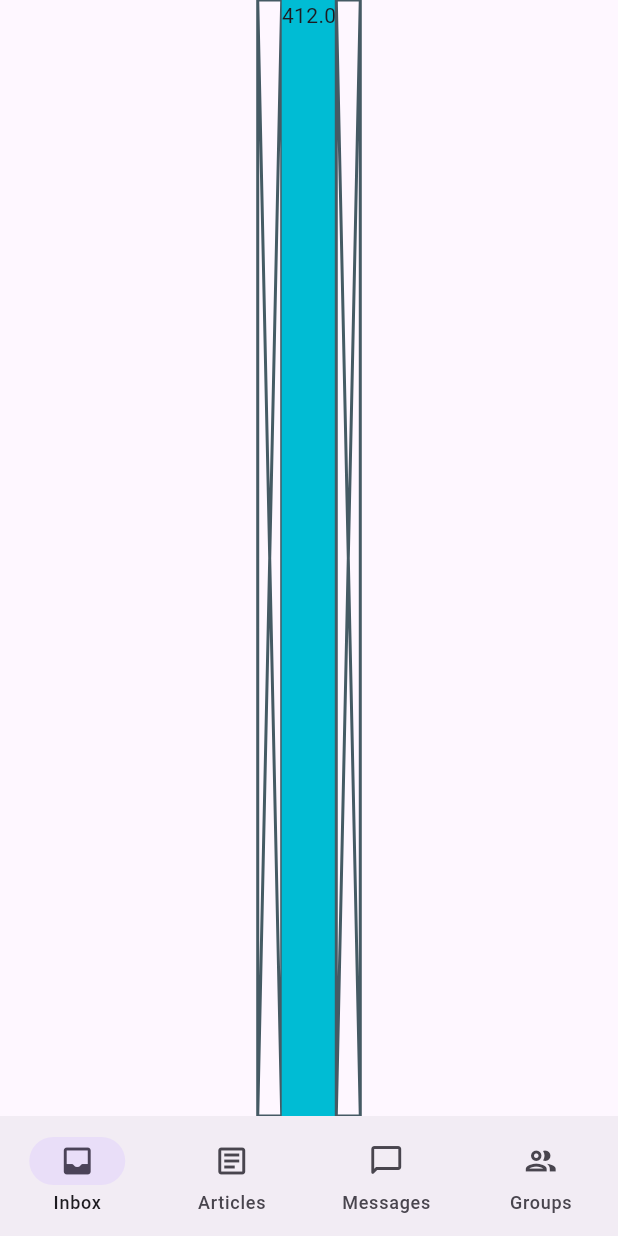
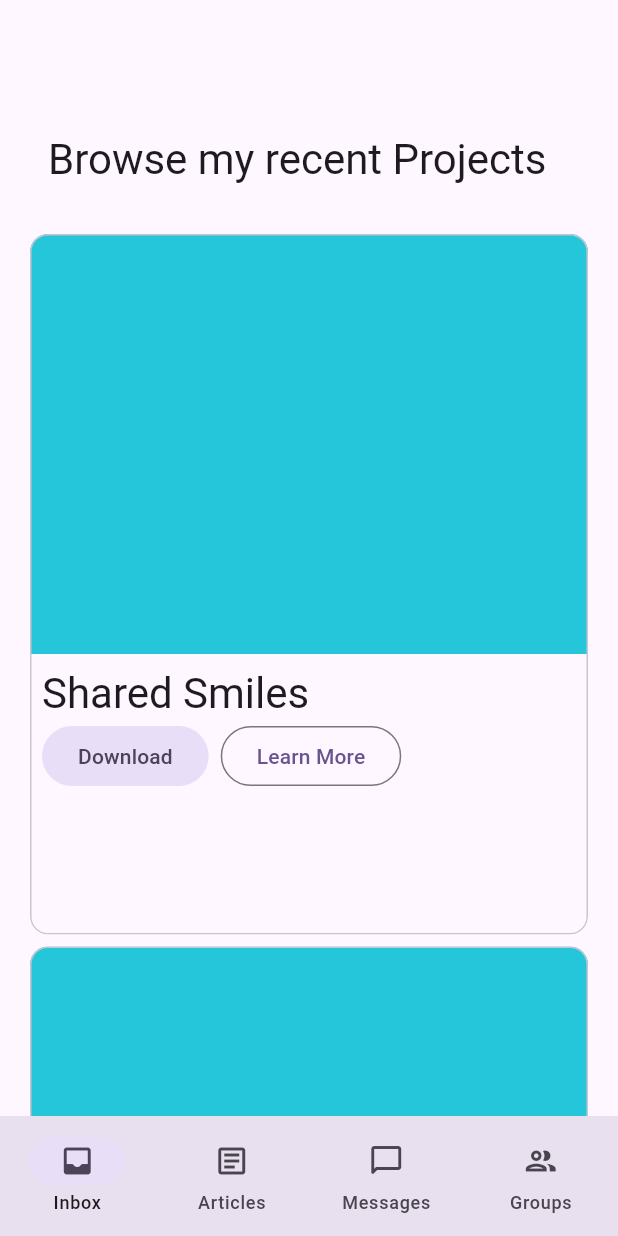
Before and after one commit to fahadjaved882244/portfolio, a Flutter app: the screen it shows after launch, on a phone screen of 412 x 824 dp. Run offline on Flutter 3.47's test engine with Material 3 defaults, Android fonts, the phone set to English and light mode, and no system bars.

Commit message:
responsive view bug fixed

```diff
--- a/lib/views/home/components/custom_nav_bar.dart
+++ b/lib/views/home/components/custom_nav_bar.dart
@@ -1,13 +1,18 @@
 import 'package:flutter/material.dart';
+import 'package:portfolio/components/animations.dart';
 import 'package:portfolio/views/home/components/destination.dart';
 
 class CustomNavBar extends StatelessWidget {
   final int selectedIndex;
   final ValueChanged<int> onDestinationSelected;
+  final BarAnimation barAnimation;
+  final Color? backgroundColor;
   const CustomNavBar({
     super.key,
     required this.selectedIndex,
     required this.onDestinationSelected,
+    required this.barAnimation,
+    this.backgroundColor,
   });
 
   @override
@@ -16,6 +21,7 @@ class CustomNavBar extends StatelessWidget {
       elevation: 0,
       selectedIndex: selectedIndex,
       onDestinationSelected: onDestinationSelected,
+      backgroundColor: backgroundColor,
       destinations: destinations.map((d) {
         return NavigationDestination(
           icon: Icon(d.icon),
--- a/lib/views/home/home_view.dart
+++ b/lib/views/home/home_view.dart
@@ -1,7 +1,9 @@
 import 'package:flutter/material.dart';
+import 'package:portfolio/components/animations.dart';
 import 'package:portfolio/utils/media_query_extension.dart';
 import 'package:portfolio/views/home/components/custom_nav_bar.dart';
 import 'package:portfolio/views/home/components/custom_nav_rail.dart';
+import 'package:portfolio/views/project/projects_view.dart';
 
 class HomeView extends StatefulWidget {
   const HomeView({super.key});
@@ -10,64 +12,96 @@ class HomeView extends StatefulWidget {
   State<HomeView> createState() => _HomeViewState();
 }
 
-class _HomeViewState extends State<HomeView> {
+class _HomeViewState extends State<HomeView>
+    with SingleTickerProviderStateMixin {
   int selectedIndex = 0;
+  bool wideScreen = false;
 
-  bool wideScreen = false;
+  late final _colorScheme = Theme.of(context).colorScheme;
+  late final backgroundColor = Color.alphaBlend(
+    _colorScheme.primary.withOpacity(0.14),
+    _colorScheme.surface,
+  );
+
+  // Animation controller for animating Navigation Bar and Rail
+  bool controllerInitialized = false;
+
+  late final _controller = AnimationController(
+    duration: const Duration(milliseconds: 1000),
+    reverseDuration: const Duration(milliseconds: 1250),
+    value: 0,
+    vsync: this,
+  );
+  late final barAnimation = BarAnimation(parent: _controller);
+  late final railAnimation = RailAnimation(parent: _controller);
 
   @override
   void didChangeDependencies() {
     super.didChangeDependencies();
 
-    wideScreen = context.isTablet || context.isDesktop;
+    wideScreen = context.showRail;
+
+    //
+    final AnimationStatus status = _controller.status;
+    if (wideScreen) {
+      if (status != AnimationStatus.forward &&
+          status != AnimationStatus.completed) {
+        _controller.forward();
+      }
+    } else {
+      if (status != AnimationStatus.reverse &&
+          status != AnimationStatus.dismissed) {
+        _controller.reverse();
+      }
+    }
+    if (!controllerInitialized) {
+      controllerInitialized = true;
+      _controller.value = wideScreen ? 1 : 0;
+    }
+  }
+
+  @override
+  void dispose() {
+    _controller.dispose();
+    super.dispose();
   }
 
   @override
   Widget build(BuildContext context) {
     return Scaffold(
-      body: Row(
-        children: [
-          if (wideScreen)
-            CustomNavRail(
-              selectedIndex: selectedIndex,
-              onDestinationSelected: onDestinationSelected,
-            ),
-          Expanded(
-            child: Row(
-              mainAxisAlignment: MainAxisAlignment.center,
+      body: AnimatedBuilder(
+          animation: _controller,
+          builder: (context, _) {
+            return Stack(
               children: [
-                SizedBox(
-                  width: context.margin,
-                  child: const Placeholder(),
+                Row(
+                  mainAxisAlignment: MainAxisAlignment.center,
+                  children: [
+                    SizedBox(width: context.margin),
+                    SizedBox(
+                      width: context.bodySize,
+                      child: const Center(child: ProjectsView()),
+                    ),
+                    SizedBox(width: context.margin),
+                  ],
                 ),
-                ConstrainedBox(
-                  constraints: BoxConstraints(
-                    minWidth: context.bodySize,
-                    maxWidth: context.bodySizeMax,
+                if (wideScreen)
+                  CustomNavRail(
+                    backgroundColor: backgroundColor,
+                    selectedIndex: selectedIndex,
+                    onDestinationSelected: onDestinationSelected,
+                    railAnimation: railAnimation,
                   ),
-                  child: ColoredBox(
-                    color: Colors.cyan.shade500,
-                    child: Column(
-                      children: [
-                        Text("${context.width}"),
-                      ],
-                    ),
-                  ),
-                ),
-                SizedBox(
-                  width: context.margin,
-                  child: const Placeholder(),
-                ),
               ],
-            ),
-          ),
-        ],
-      ),
+            );
+          }),
       bottomNavigationBar: wideScreen
           ? null
           : CustomNavBar(
+              backgroundColor: backgroundColor,
               selectedIndex: selectedIndex,
               onDestinationSelected: onDestinationSelected,
+              barAnimation: barAnimation,
             ),
     );
   }
@@ -78,6 +112,7 @@ class _HomeViewState extends State<HomeView> {
     });
   }
 }
+
 
 // class HomeView extends StatelessWidget {
 //   const HomeView({super.key});
--- /dev/null
+++ b/lib/views/project/projects_view.dart
@@ -0,0 +1,94 @@
+import 'package:flutter/material.dart';
+import 'package:portfolio/components/outline_container.dart';
+
+class Project {
+  final String name;
+  final String imageUrl;
+  final String downloadUrl;
+
+  Project({
+    required this.name,
+    required this.imageUrl,
+    required this.downloadUrl,
+  });
+}
+
+final myProjects = [
+  Project(
+    name: "Shared Smiles",
+    imageUrl: "",
+    downloadUrl: "",
+  ),
+  Project(
+    name: "Food Delivery",
+    imageUrl: "",
+    downloadUrl: "",
+  ),
+  Project(
+    name: "Lead Management",
+    imageUrl: "",
+    downloadUrl: "",
+  ),
+];
+
+class ProjectsView extends StatelessWidget {
+  const ProjectsView({super.key});
+
+  @override
+  Widget build(BuildContext context) {
+    return CustomScrollView(
+      slivers: [
+        const SliverAppBar.large(
+          title: Text("Browse my recent Projects"),
+        ),
+        SliverGrid.builder(
+          itemCount: myProjects.length,
+          gridDelegate: const SliverGridDelegateWithMaxCrossAxisExtent(
+            maxCrossAxisExtent: 520,
+            childAspectRatio: 0.8,
+          ),
+          itemBuilder: (context, i) {
+            final project = myProjects[i];
+            return Card.outlined(
+              clipBehavior: Clip.antiAlias,
+              child: Column(
+                crossAxisAlignment: CrossAxisAlignment.start,
+                children: [
+                  Container(
+                    height: 280,
+                    color: Colors.cyan.shade400,
+                  ),
+                  Padding(
+                    padding: const EdgeInsets.all(8.0),
+                    child: Column(
+                      crossAxisAlignment: CrossAxisAlignment.start,
+                      children: [
+                        Text(
+                          project.name,
+                          style: Theme.of(context).textTheme.headlineMedium,
+                        ),
+                        Row(
+                          children: [
+                            FilledButton.tonal(
+                              onPressed: () {},
+                              child: Text("Download"),
+                            ),
+                            SizedBox(width: 8),
+                            OutlinedButton(
+                              onPressed: () {},
+                              child: Text("Learn More"),
+                            ),
+                          ],
+                        ),
+                      ],
+                    ),
+                  ),
+                ],
+              ),
+            );
+          },
+        ),
+      ],
+    );
+  }
+}
```
Also changed, not shown: lib/animations/nav_bar_trans.dart (added, +47 -0 lines), lib/animations/nav_rail_trans.dart (added, +54 -0 lines), lib/components/animations.dart (added, +86 -0 lines), lib/utils/media_query_extension.dart (+9 -24 lines), lib/views/home/components/custom_nav_rail.dart (+20 -2 lines).
